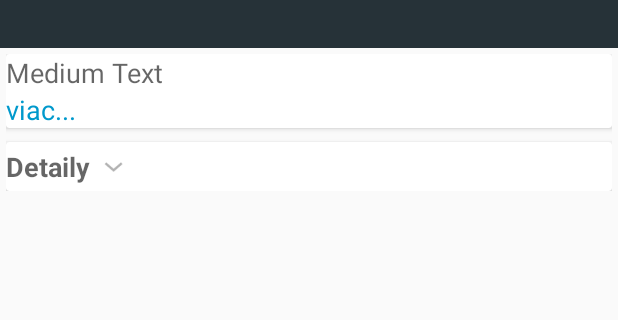
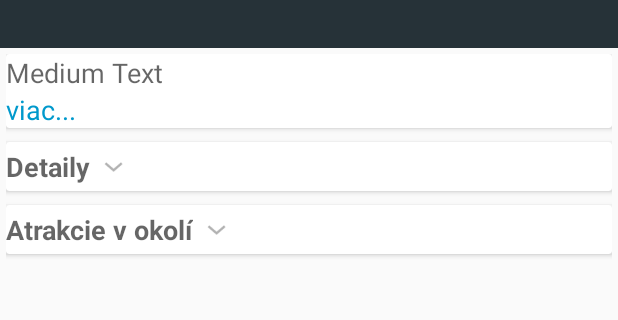
Before and after one commit to smory/Kam-na-vylet.sk, an Android app: the layout activity_details.xml on its own in the app's theme, with its tools: preview values and no code run, on a phone screen of 412 x 824 dp, the part 210-530 px from its top. Run offline under Robolectric (Android 15) with nearby library versions, the phone set to English and light mode, and no system bars.

Commit message:
Pridava nedaleke atrakcie

```diff
--- a/kamnavylet/app/src/main/res/layout/activity_details.xml
+++ b/kamnavylet/app/src/main/res/layout/activity_details.xml
@@ -153,11 +153,13 @@
                 android:layout_width="match_parent"
                 android:layout_height="wrap_content"
                 android:layout_below="@id/details_separator"
-                android:id="@+id/details_card">
+                android:id="@+id/details_card"
+                android:paddingBottom="4dp">
 
             <RelativeLayout
                 android:layout_width="match_parent"
-                    android:layout_height="wrap_content">
+                android:layout_height="wrap_content"
+                android:id="@+id/rl_details">
 
                 <TextView
                     android:layout_width="wrap_content"
@@ -187,8 +189,66 @@
 
             </RelativeLayout>
 
+
+
         </android.support.v7.widget.CardView>
 
+        <View
+            android:layout_width="match_parent"
+            android:layout_height="wrap_content"
+            android:id="@+id/details_bellow_separator"
+            android:layout_below="@+id/details_card"
+            android:background="@drawable/line_separator"
+            android:layout_marginTop="8dp"/>
+
+        <android.support.v7.widget.CardView
+            android:layout_width="match_parent"
+            android:layout_height="wrap_content"
+            android:paddingTop="4dp"
+            android:layout_below="@id/details_bellow_separator"
+            android:id="@+id/nearby_card">
+
+            <RelativeLayout
+                android:layout_width="match_parent"
+                android:layout_height="wrap_content">
+
+                <TextView
+                    android:layout_width="wrap_content"
+                    android:layout_height="wrap_content"
+                    android:id="@+id/nearby_textview"
+                    android:text="@string/nearby_attractions"
+                    android:textStyle="bold"
+                    android:textAppearance="?android:attr/textAppearanceMedium"
+                    android:paddingTop="4dp"
+                    android:paddingBottom="4dp"/>
+
+                <ImageView
+                    android:layout_width="wrap_content"
+                    android:layout_height="wrap_content"
+                    android:id="@+id/nearby_drop_icon"
+                    android:layout_toRightOf="@+id/nearby_textview"
+                    android:src="@drawable/expander_open_holo_light"/>
+
+                <LinearLayout
+                    android:layout_width="match_parent"
+                    android:layout_height="wrap_content"
+                    android:layout_below="@+id/nearby_textview"
+                    android:id="@+id/nearby_item_layout"
+                    android:orientation="vertical"
+                    android:visibility="visible"/>
+
+
+            </RelativeLayout>
+
+        </android.support.v7.widget.CardView>
+
+        <View
+            android:layout_width="match_parent"
+            android:layout_height="wrap_content"
+            android:id="@+id/nearby_card_separator"
+            android:layout_below="@+id/nearby_card"
+            android:background="@drawable/line_separator"
+            android:layout_marginTop="8dp"/>
 
 
         </RelativeLayout>
--- a/kamnavylet/app/src/main/res/layout/details_info_row.xml
+++ b/kamnavylet/app/src/main/res/layout/details_info_row.xml
@@ -1,8 +1,8 @@
 <?xml version="1.0" encoding="utf-8"?>
 <LinearLayout xmlns:android="http://schemas.android.com/apk/res/android"
+    xmlns:app="http://schemas.android.com/apk/res-auto"
     android:layout_width="match_parent"
-    android:layout_height="match_parent"
-    xmlns:app="http://schemas.android.com/apk/res-auto">
+    android:layout_height="match_parent">
 
     <android.support.v7.widget.CardView
         android:layout_width="match_parent"
--- a/kamnavylet/app/src/main/res/values/dimens.xml
+++ b/kamnavylet/app/src/main/res/values/dimens.xml
@@ -5,6 +5,7 @@
     <dimen name="recycler_image_height">200dp</dimen>
     <dimen name="recycler_image_widht">266dp</dimen>
     <dimen name="basic_item_image_size">80dp</dimen>
+    <dimen name="item_vertical_padding">4dp</dimen>
 
     <dimen name="details_header_hight">172dp</dimen>
     <dimen name="details_category_layout_height">32dp</dimen>
--- a/kamnavylet/app/src/main/res/values/strings.xml
+++ b/kamnavylet/app/src/main/res/values/strings.xml
@@ -3,4 +3,6 @@
     <string name="details">Detaily</string>
     <string name="more">viac...</string>
     <string name="less">menej...</string>
+    <string name="distance">vzdialenosť:</string>
+    <string name="nearby_attractions">Atrakcie v okolí</string>
 </resources>
```
Also changed, not shown: kamnavylet/app/src/main/java/sk/smoradap/kamnavyletsk/DetailsActivity.java (+110 -10 lines), kamnavylet/app/src/main/java/sk/smoradap/kamnavyletsk/gui/AnimationListenerAdapter.java (added, +23 -0 lines), kamnavylet/app/src/main/java/sk/smoradap/kamnavyletsk/gui/SearchItem.java (added, +129 -0 lines), kamnavylet/app/src/main/java/sk/smoradap/kamnavyletsk/utils/Utils.java (added, +16 -0 lines), kamnavylet/app/src/main/res/layout/search_item_layout.xml (added, +103 -0 lines). Lines whose indentation alone changed are shown as unchanged.
